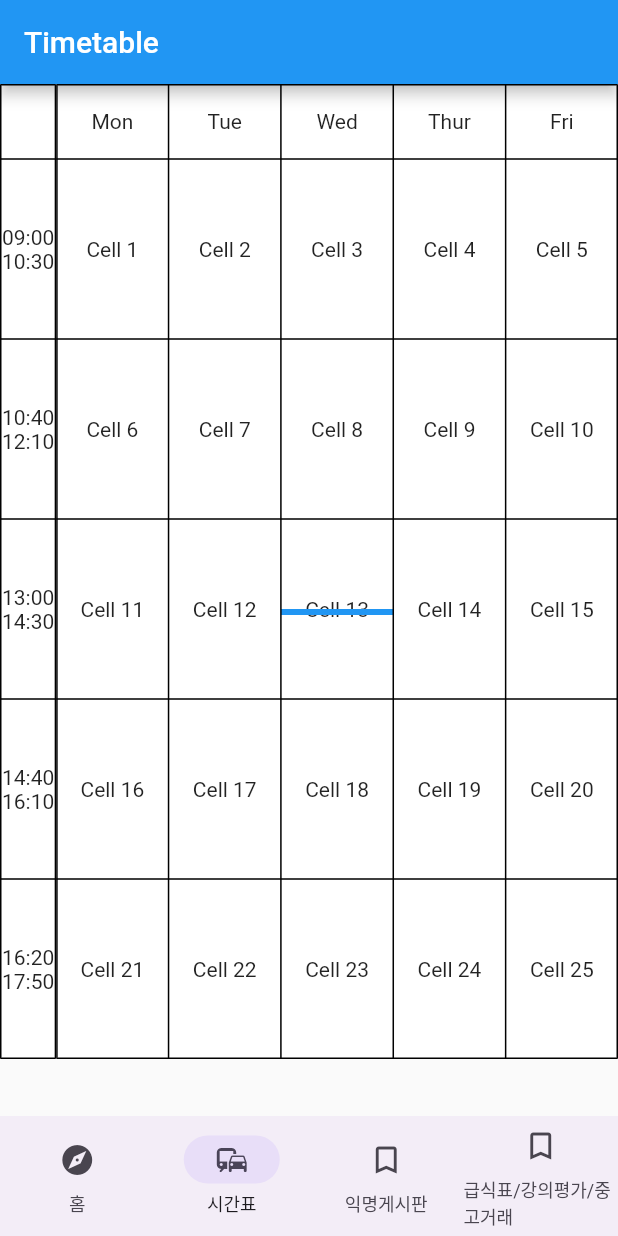
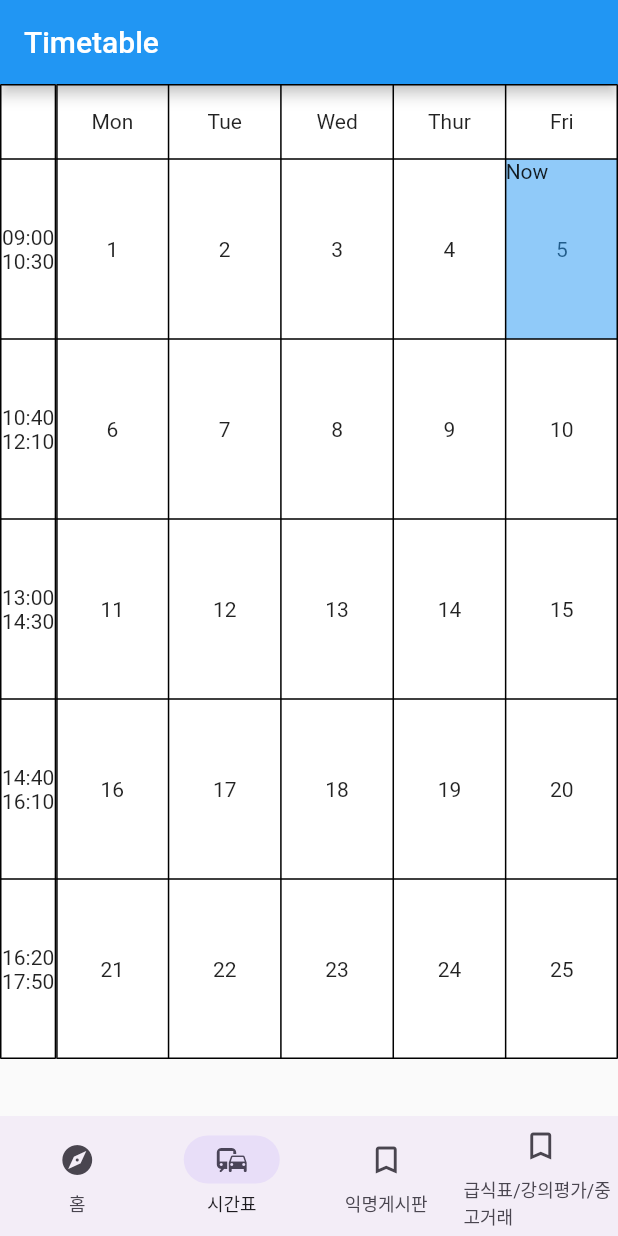
Before and after one commit to hspark15429/uniberry, a Flutter app: the screen it shows after launch, on a phone screen of 412 x 824 dp. Run offline on Flutter 3.47's test engine with Material 2 defaults, Android fonts, the phone set to English and light mode, and no system bars; our stand-ins replace cloud_firestore, email_validator, firebase_auth, firebase_core, firebase_dynamic_links, go_router and 1 more; missing offline and left inert: firebase_ui_localizations, firebase_ui_oauth, firebase_ui_shared; accounts and stored records are empty.

Commit message:
current/next class, click to add a button

```diff
--- a/lib/screens/timetable_page.dart
+++ b/lib/screens/timetable_page.dart
@@ -1,4 +1,5 @@
 import 'package:flutter/material.dart';
+import 'package:intl/intl.dart';
 
 class TimetablePage extends StatefulWidget {
   const TimetablePage({Key? key}) : super(key: key);
@@ -7,40 +8,94 @@ class TimetablePage extends StatefulWidget {
 }
 
 class _TimetablePageState extends State<TimetablePage> {
+  int day = DateTime.now().weekday;
+  int time = int.parse(DateFormat('HHmm').format(DateTime.now()));
   Map<String, bool> cellTaps = {};
-  String cellNow = 'Cell 13';
+  int cellNow = 0;
+
+  @override
+  void initState() {
+    super.initState();
+    day = 5;
+    if (time < 900) {
+      cellNow = 0;
+    } else if (time <= 1030) {
+      cellNow = 5 * 0 + day;
+    } else if (time <= 1210) {
+      cellNow = 5 * 1 + day;
+    } else if (time <= 1430) {
+      cellNow = 5 * 2 + day;
+    } else if (time <= 1610) {
+      cellNow = 5 * 3 + day;
+    } else if (time <= 1750) {
+      cellNow = 5 * 4 + day;
+    } else {
+      cellNow = 0;
+    }
+    cellNow = 7 < day ? 0 : cellNow;
+  }
 
   Widget _buildCell(String text,
-      {double height = 120, double width = 100, color = Colors.white}) {
+      {double height = 120,
+      double width = 100,
+      color = Colors.white,
+      bool interactable = false}) {
     return GestureDetector(
       onTap: () {
         // open pop up window to add event
         setState(() {
-          cellTaps[text] = true;
+          cellTaps[text] = cellTaps[text] == true ? false : true;
         });
+        print(cellNow);
       },
       child: Container(
         color: color,
         width: width,
         height: height,
         // if text matches cellNow, it should have the current time indicator
-        child: text == cellNow
-            ? Stack(
-                children: [
+        child: Stack(children: [
           Center(child: Text(text)),
+          if (text == '$cellNow')
             Positioned(
-                    top: height / 2,
+              top: 0,
+              left: 0,
+              child: IgnorePointer(
+                child: Container(
+                    clipBehavior: Clip.none,
+                    width: width,
+                    height: height,
+                    color: Colors.blue.withOpacity(0.5),
+                    child: Text('Now')),
+              ),
+            ),
+          if (cellTaps[text] == true && interactable)
+            Positioned(
+              top: 0,
               left: 0,
               child: Container(
                 clipBehavior: Clip.none,
-                      width: width * 3,
-                      height: 4,
-                      color: Colors.blue,
+                width: width,
+                height: height * 1,
+                child: ElevatedButton(
+                    child: const Text('Filled'),
+                    onPressed: () {
+                      print('pressed');
+                      setState(() {
+                        cellTaps[text] = false;
+                      });
+                    },
+                    style: ButtonStyle(
+                      backgroundColor: MaterialStateProperty.all<Color>(
+                          Colors.red), // Set the button color
+                      shape: MaterialStateProperty.all<RoundedRectangleBorder>(
+                        RoundedRectangleBorder(
+                          borderRadius: BorderRadius.circular(30.0),
                         ),
                       ),
-                ],
-              )
-            : Center(child: Text(text)),
+                    )),
+              ),
+            ),
+        ]),
       ),
     );
   }
@@ -86,63 +141,26 @@ class _TimetablePageState extends State<TimetablePage> {
               Expanded(
                 flex: 10,
                 child: LayoutBuilder(builder: (context, constraints) {
+                  double expandedWidth = constraints.maxWidth * 0.2;
                   final now = DateTime.now();
                   print(now);
                   return Table(
                     border: TableBorder.all(),
                     children: [
                       TableRow(children: [
-                        _buildCell('Mon',
-                            height: 50,
-                            color: cellTaps['Mon'] == true
-                                ? Colors.green
-                                : Colors.white),
+                        _buildCell('Mon', height: 50),
                         _buildCell('Tue', height: 50),
                         _buildCell('Wed', height: 50),
                         _buildCell('Thur', height: 50),
                         _buildCell('Fri', height: 50),
                       ]),
+                      // 25 cells in total
+                      for (int i = 0; i <= 4; i++)
                         TableRow(children: [
-                        _buildCell('Cell 1'),
-                        _buildCell('Cell 2'),
-                        _buildCell('Cell 3'),
-                        _buildCell('Cell 4'),
-                        _buildCell('Cell 5'),
+                          for (int j = 1; j <= 5; j++)
+                            _buildCell('${i * 5 + j}',
+                                width: expandedWidth, interactable: true)
                         ]),
-                      TableRow(children: [
-                        _buildCell('Cell 6'),
-                        _buildCell('Cell 7'),
-                        _buildCell('Cell 8',
-                            color: cellTaps['Cell 9'] == true
-                                ? Colors.green
-                                : Colors.white),
-                        _buildCell('Cell 9'),
-                        _buildCell('Cell 10'),
-                      ]),
-                      TableRow(children: [
-                        _buildCell('Cell 11'),
-                        _buildCell('Cell 12'),
-                        _buildCell('Cell 13'),
-                        _buildCell('Cell 14'),
-                        _buildCell('Cell 15'),
-                      ]),
-                      TableRow(children: [
-                        _buildCell('Cell 16'),
-                        _buildCell('Cell 17'),
-                        _buildCell('Cell 18',
-                            color: cellTaps['Mon'] == true
-                                ? Colors.green
-                                : Colors.white),
-                        _buildCell('Cell 19'),
-                        _buildCell('Cell 20'),
-                      ]),
-                      TableRow(children: [
-                        _buildCell('Cell 21'),
-                        _buildCell('Cell 22'),
-                        _buildCell('Cell 23'),
-                        _buildCell('Cell 24'),
-                        _buildCell('Cell 25'),
-                      ])
                     ],
                   );
                 }),
```
Lines whose indentation alone changed are shown as unchanged.
